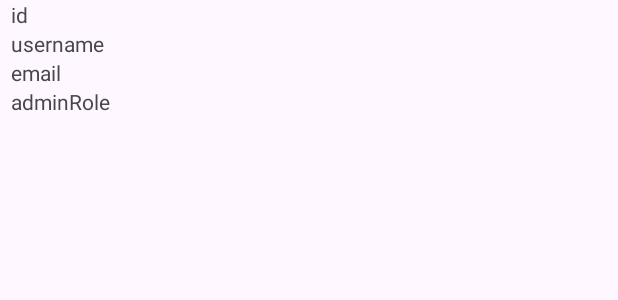
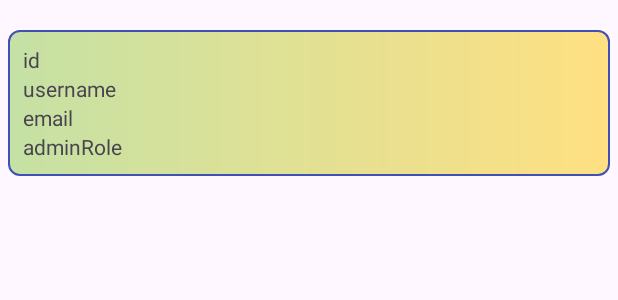
Before and after one commit to prgrm274/MultiUserFirebase, an Android app: the layout item_home_admin.xml on its own in the app's theme, with its tools: preview values and no code run, on a phone screen of 412 x 824 dp. Shown: the top 300 px of the screen. Run offline under Robolectric (Android 15) with nearby library versions, the phone set to English and light mode, and no system bars.

Commit message:
Refine Home Admin item

```diff
--- a/app/src/main/res/layout/item_home_admin.xml
+++ b/app/src/main/res/layout/item_home_admin.xml
@@ -6,8 +6,11 @@
     android:layout_height="wrap_content">
 
     <LinearLayout
-        android:paddingHorizontal="7dp"
-        android:paddingBottom="10dp"
+        android:paddingHorizontal="10dp"
+        android:layout_marginHorizontal="5dp"
+        android:layout_marginTop="20dp"
+        android:background="@drawable/item_home_admin_drawable"
+        android:paddingVertical="10dp"
         android:layout_width="match_parent"
         android:layout_height="wrap_content"
         android:orientation="vertical"
@@ -17,24 +20,28 @@
 
         <TextView
             android:id="@+id/id"
+            style="@style/ItemText"
             android:layout_width="wrap_content"
             android:layout_height="wrap_content"
             tools:text="id" />
 
         <TextView
             android:id="@+id/username"
+            style="@style/ItemText"
             android:layout_width="wrap_content"
             android:layout_height="wrap_content"
             tools:text="username" />
 
         <TextView
             android:id="@+id/email"
+            style="@style/ItemText"
             android:layout_width="wrap_content"
             android:layout_height="wrap_content"
             tools:text="email" />
 
         <TextView
             android:id="@+id/adminRole"
+            style="@style/ItemText"
             android:layout_width="wrap_content"
             android:layout_height="wrap_content"
             tools:text="adminRole" />
```
